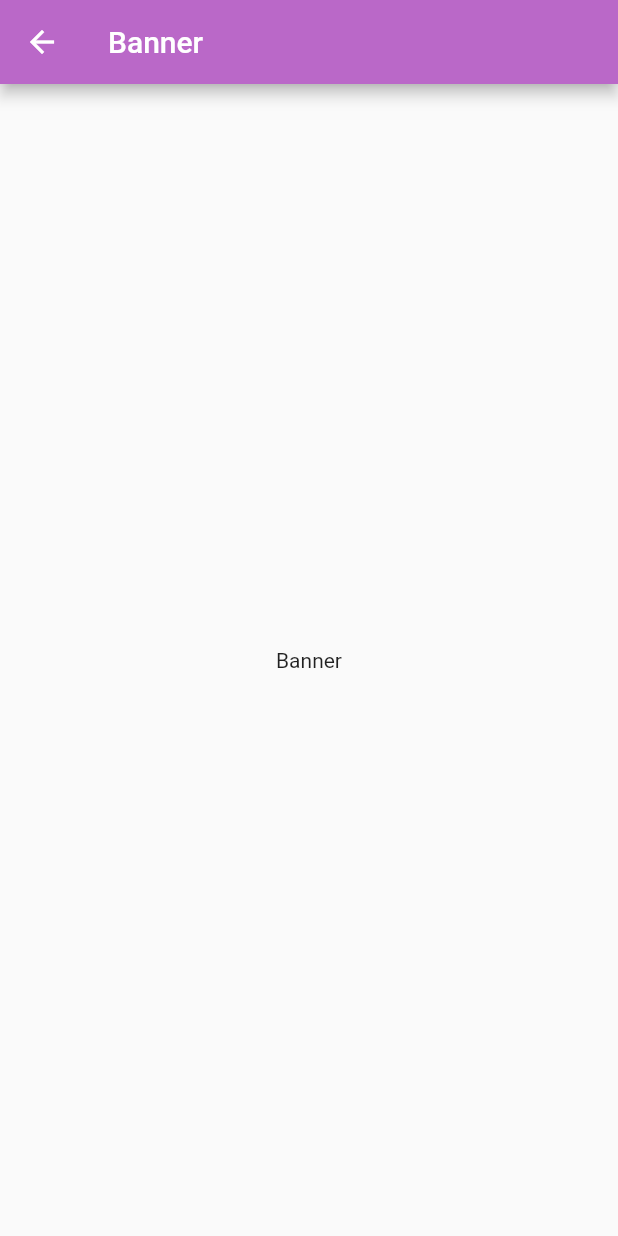
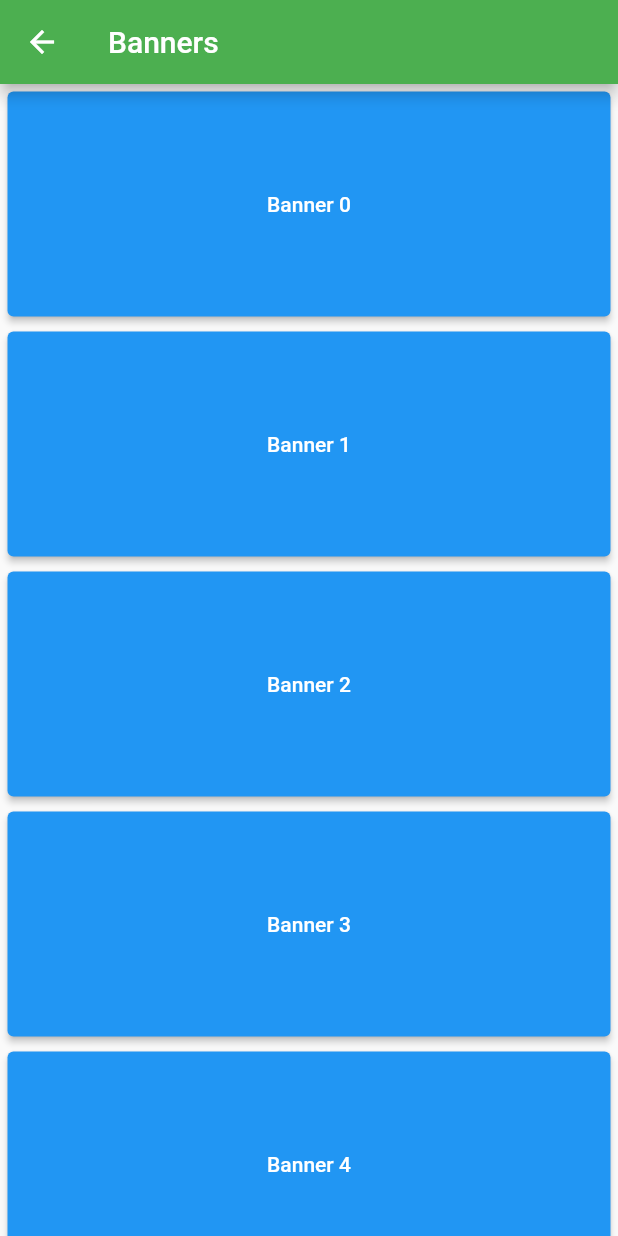
Before and after one commit to GlitchAmbush/mobile_proj, a Flutter app: the BannerPage screen opened directly, on a phone screen of 412 x 824 dp. Run offline on Flutter 3.47's test engine with Material 2 defaults, Android fonts, the light colour scheme and no system bars.

Commit message:
Added Banner Page. No Submenu to show rates

```diff
--- a/lib/screens/banner_page.dart
+++ b/lib/screens/banner_page.dart
@@ -1,17 +1,32 @@
 import 'package:flutter/material.dart';
 
-class BannerPage extends StatelessWidget {
+class BannerPage extends StatefulWidget {
   const BannerPage({Key? key}) : super(key: key);
+
+  @override
+  State<BannerPage> createState() => _BannerPageState();
+}
+
+class _BannerPageState extends State<BannerPage> {
+  final ScrollController _firstController = ScrollController();
 
   @override
   Widget build(BuildContext context) {
     return Scaffold(
-        appBar: AppBar(
-          backgroundColor: Colors.purple[300],
-          title: const Text('Banner'),
-        ),
-        body: const Center(
-          child: Text('Banner'),
-        ));
+        appBar:
+            AppBar(backgroundColor: Colors.green, title: const Text('Banners')),
+        body: ListView.builder(
+            controller: _firstController,
+            itemCount: 6,
+            itemBuilder: (BuildContext context, int index) {
+              return Padding(
+                padding: const EdgeInsets.all(5.0),
+                child: ElevatedButton(
+                    style: ElevatedButton.styleFrom(
+                        minimumSize: const Size.fromHeight(150)),
+                    onPressed: () {},
+                    child: Text('Banner $index')),
+              );
+            }));
   }
 }
```
Also changed, not shown: pubspec.yaml (+2 -5 lines), pubspec.lock.
